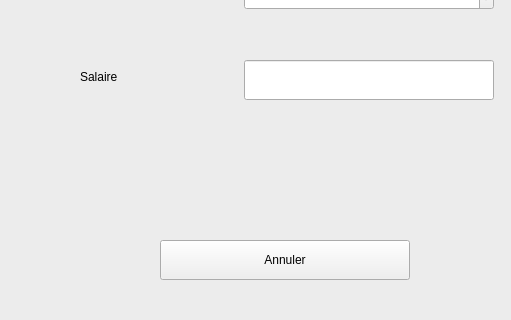
Old version of the form mainwindow.ui in the repository Esprit-UP-Algo/projetcpp2526-s2-2a12-smart-research-publication-management; both pictures show x 751 to 1262 and y 313 to 633 of the 1528 by 769 pixel window.
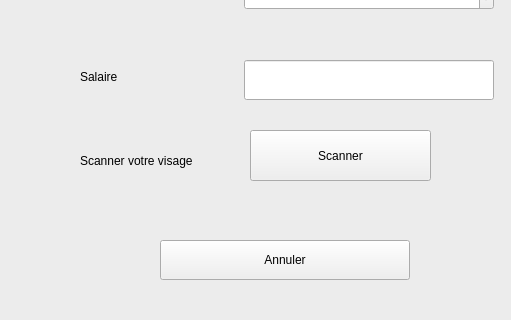
New version of the form. The open tabs and pages were chosen to show the change.

Commit message: modification user face id changement et ajustement du crud et metiers complets

The edit to the form file:
```diff
--- a/mainwindow.ui
+++ b/mainwindow.ui
@@ -850,6 +850,45 @@
                 </property>
                </item>
               </widget>
+              <widget class="QPushButton" name="btnScanFace">
+               <property name="geometry">
+                <rect>
+                 <x>720</x>
+                 <y>350</y>
+                 <width>181</width>
+                 <height>51</height>
+                </rect>
+               </property>
+               <property name="text">
+                <string>Scanner</string>
+               </property>
+              </widget>
+              <widget class="QLabel" name="label_25">
+               <property name="geometry">
+                <rect>
+                 <x>550</x>
+                 <y>350</y>
+                 <width>151</width>
+                 <height>61</height>
+                </rect>
+               </property>
+               <property name="text">
+                <string>Scanner votre visage</string>
+               </property>
+              </widget>
+              <widget class="QLabel" name="label_cam">
+               <property name="geometry">
+                <rect>
+                 <x>930</x>
+                 <y>370</y>
+                 <width>231</width>
+                 <height>31</height>
+                </rect>
+               </property>
+               <property name="text">
+                <string/>
+               </property>
+              </widget>
              </widget>
             </widget>
             <widget class="QWidget" name="page_Edit_Emp">
```
Left out of the diff: 2 changed lines with no effect on the pictures. The commit also changes 7 other files.
